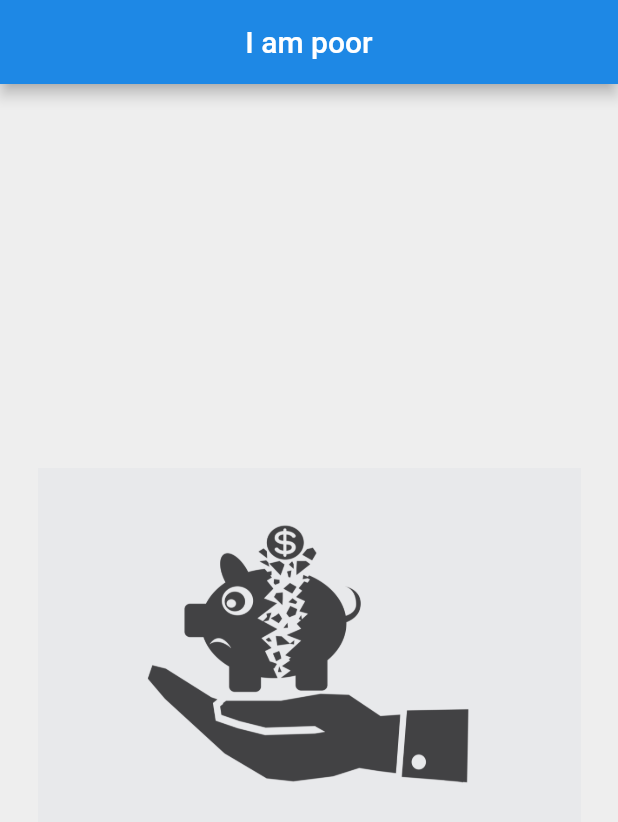
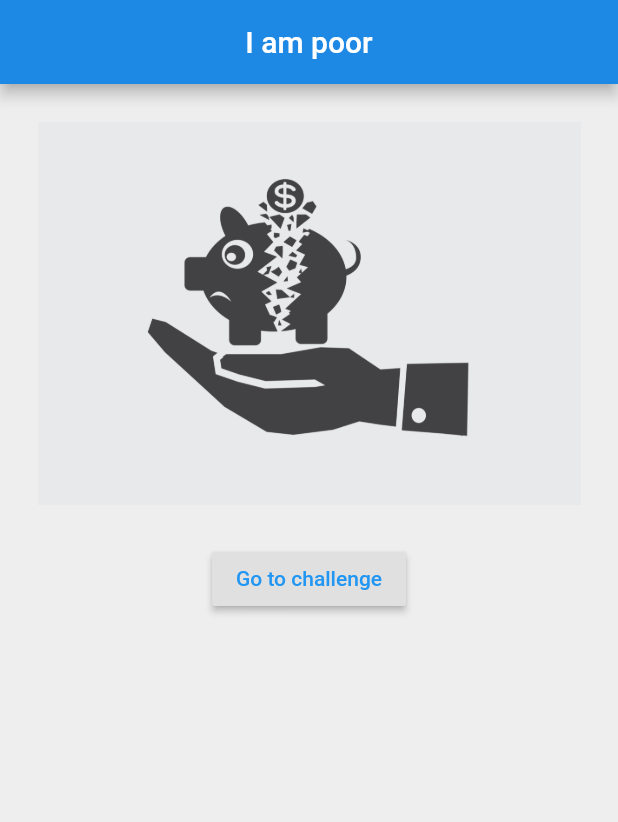
Before and after one commit to Petrovvich/flutter-practice, a Flutter app: the screen it shows after launch, on a phone screen of 412 x 824 dp. Shown: the top 822 px of the screen. Run offline on Flutter 3.47's test engine with Material 2 defaults, Android fonts, the phone set to English and light mode, and no system bars.

Commit message:
finished first challenge

```diff
--- a/i_am_poor/lib/main.dart
+++ b/i_am_poor/lib/main.dart
@@ -1,6 +1,9 @@
 import 'package:flutter/material.dart';
 
+import 'challenge.dart';
+
 void main() => runApp(MaterialApp(
+      routes: {'/challenge': (context) => Challenge()},
       home: IAmPoorApp(),
     ));
 
@@ -17,13 +20,24 @@ class _IAmPoorAppState extends State<IAmPoorApp> {
           centerTitle: true,
           backgroundColor: Colors.blue[600],
           title: Text('I am poor')),
-      body: Center(
-        child: Padding(
-          padding: EdgeInsets.all(25.0),
-          child: Image(
-            image: AssetImage('assets/images/main_img.jpg'),
+      body: Column(
+        children: <Widget>[
+          Center(
+            child: Padding(
+              padding: EdgeInsets.all(25.0),
+              child: Image(
+                image: AssetImage('assets/images/main_img.jpg'),
+              ),
+            ),
           ),
-        ),
+          RaisedButton(
+            onPressed: () => Navigator.pushNamed(context, '/challenge'),
+            child: Text(
+              'Go to challenge',
+              style: TextStyle(color: Colors.blue),
+            ),
+          )
+        ],
       ),
       backgroundColor: Colors.grey[200],
     );
```
Also changed, not shown: i_am_poor/lib/challenge.dart (added, +48 -0 lines).
